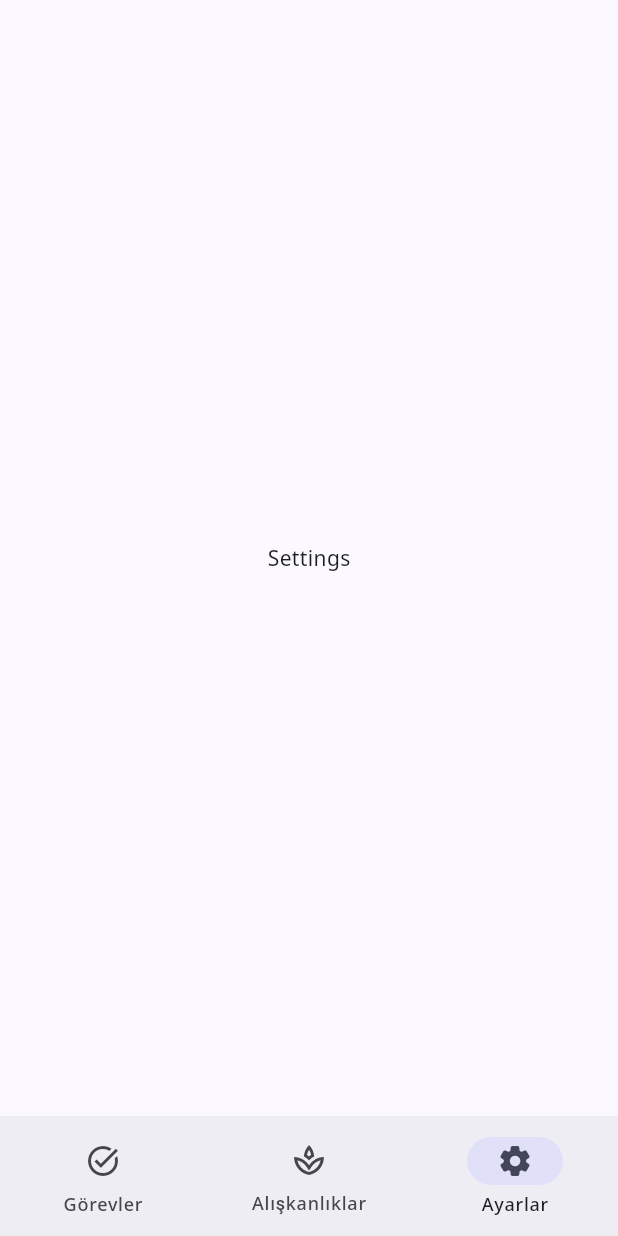
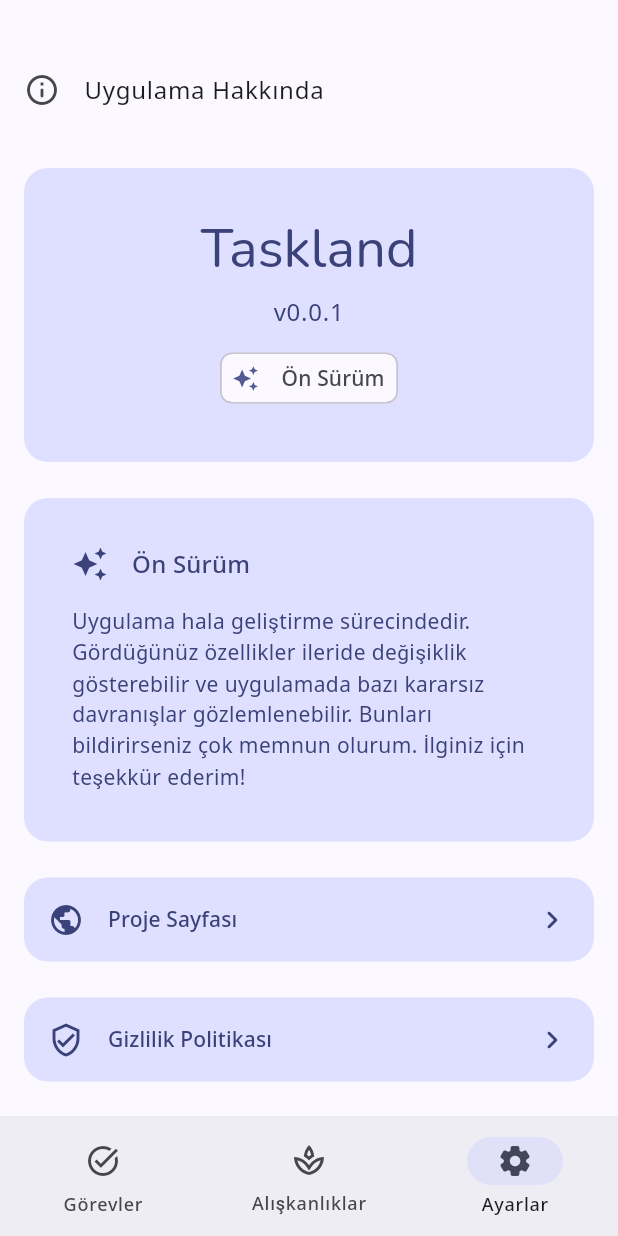
Before and after one commit to berkakkaya/taskland, a Flutter app: the HomeScreen screen opened directly, item 3 of the bottom bar chosen, on a phone screen of 412 x 824 dp. Run offline on Flutter 3.47's test engine with Material 3 defaults, Android fonts, the phone set to English and light mode, and no system bars; our stand-ins replace carousel_slider, flutter_svg, hive, hive_flutter, package_info_plus; accounts and stored records are empty.

Commit message:
implement: home screen with full functionality

```diff
--- a/lib/screens/home/home_settings_tab.dart
+++ b/lib/screens/home/home_settings_tab.dart
@@ -1,4 +1,11 @@
 import 'package:flutter/material.dart';
+import 'package:taskland/custom_icon/custom_icons_icons.dart';
+import 'package:taskland/extensions/color_scheme_direct_access.dart';
+import 'package:taskland/services/version_fetching.dart';
+import 'package:taskland/widgets/container_button.dart';
+import 'package:taskland/widgets/info_card.dart';
+import 'package:taskland/widgets/version_card.dart';
+import 'package:url_launcher/url_launcher.dart';
 
 class HomeSettingsTab extends StatefulWidget {
   const HomeSettingsTab({super.key});
@@ -10,8 +17,134 @@ class HomeSettingsTab extends StatefulWidget {
 class _HomeSettingsTabState extends State<HomeSettingsTab> {
   @override
   Widget build(BuildContext context) {
-    return const Center(
-      child: Text("Settings"),
+    return ListView(
+      padding: const EdgeInsets.symmetric(horizontal: 16, vertical: 32),
+      children: [
+        const ListTile(
+          title: Text("Uygulama Hakkında"),
+          contentPadding: EdgeInsets.zero,
+          leading: Icon(Icons.info_outline_rounded),
+        ),
+        const SizedBox(height: 24),
+        const VersionCard(),
+        const SizedBox(height: 24),
+        const InfoCard(
+          icon: Icon(Icons.auto_awesome),
+          title: "Ön Sürüm",
+          description: "Uygulama hala geliştirme sürecindedir. "
+              "Gördüğünüz özellikler ileride değişiklik gösterebilir ve "
+              "uygulamada bazı kararsız davranışlar gözlemlenebilir. Bunları "
+              "bildirirseniz çok memnun olurum. İlginiz için teşekkür ederim!",
+        ),
+        const SizedBox(height: 24),
+        ContainerButton(
+          onPressed: () {
+            final url = Uri.parse('https://github.com/berkakkaya/taskland');
+            launchUrl(url);
+          },
+          icon: const Icon(Icons.public_rounded),
+          content: "Proje Sayfası",
+        ),
+        const SizedBox(height: 24),
+        ContainerButton(
+          onPressed: () {
+            final url = Uri.parse(
+                'https://github.com/berkakkaya/taskland-policies/blob/main/PRIVACY-POLICY.md');
+            launchUrl(url);
+          },
+          icon: const Icon(Icons.verified_user_outlined),
+          content: "Gizlilik Politikası",
+        ),
+        const SizedBox(height: 24),
+        ContainerButton(
+          onPressed: () {
+            showLicensePage(
+              context: context,
+              applicationName: "Taskland",
+              applicationVersion: "v${VersionFetchingService.version}",
+              applicationLegalese: "Copyright (©) 2024 Berk Akkaya\n"
+                  "Bu uygulama GPLv3 lisansı altında lisanslanmıştır. "
+                  "Daha fazla bilgi için lütfen lisans sayfasını ziyaret edin.",
+            );
+          },
+          icon: const Icon(Icons.code_rounded),
+          content: "Açık Kaynak Lisansları",
+        ),
+        const SizedBox(height: 24),
+        const ListTile(
+          title: Text("Geliştirici"),
+          contentPadding: EdgeInsets.zero,
+          leading: Icon(Icons.computer_rounded),
+        ),
+        const SizedBox(height: 24),
+        Container(
+          padding: const EdgeInsets.all(16),
+          decoration: BoxDecoration(
+            borderRadius: BorderRadius.circular(16),
+            color: context.colorScheme.primaryContainer,
+          ),
+          child: Column(
+            children: [
+              Row(
+                crossAxisAlignment: CrossAxisAlignment.center,
+                children: [
+                  const CircleAvatar(
+                    foregroundImage: NetworkImage(
+                      "https://avatars.githubusercontent.com/u/31767631?v=4",
+                    ),
+                    radius: 36,
+                  ),
+                  const SizedBox(width: 16),
+                  Column(
+                    crossAxisAlignment: CrossAxisAlignment.start,
+                    children: [
+                      Text(
+                        "Berk Akkaya",
+                        style: Theme.of(context).textTheme.labelLarge,
+                      ),
+                      Text(
+                        "Yazılım Geliştirici",
+                        style: Theme.of(context).textTheme.bodySmall,
+                      ),
+                    ],
+                  ),
+                ],
+              ),
+              const SizedBox(height: 16),
+              ContainerButton(
+                onPressed: () {
+                  final url = Uri.parse('https://github.com/berkakkaya');
+                  launchUrl(url);
+                },
+                icon: const Icon(CustomIcons.github),
+                content: "GitHub",
+                secondaryContainer: true,
+              ),
+              const SizedBox(height: 16),
+              ContainerButton(
+                onPressed: () {
+                  final url = Uri.parse(
+                      'https://www.linkedin.com/in/berk-akkaya-32001418a/');
+                  launchUrl(url);
+                },
+                icon: const Icon(CustomIcons.linkedin),
+                content: "LinkedIn",
+                secondaryContainer: true,
+              ),
+              const SizedBox(height: 16),
+              ContainerButton(
+                onPressed: () {
+                  final url = Uri.parse('https://mastodon.social/@berkakkaya');
+                  launchUrl(url);
+                },
+                icon: const Icon(CustomIcons.mastodon),
+                content: "Mastodon",
+                secondaryContainer: true,
+              ),
+            ],
+          ),
+        ),
+      ],
     );
   }
 }
```
